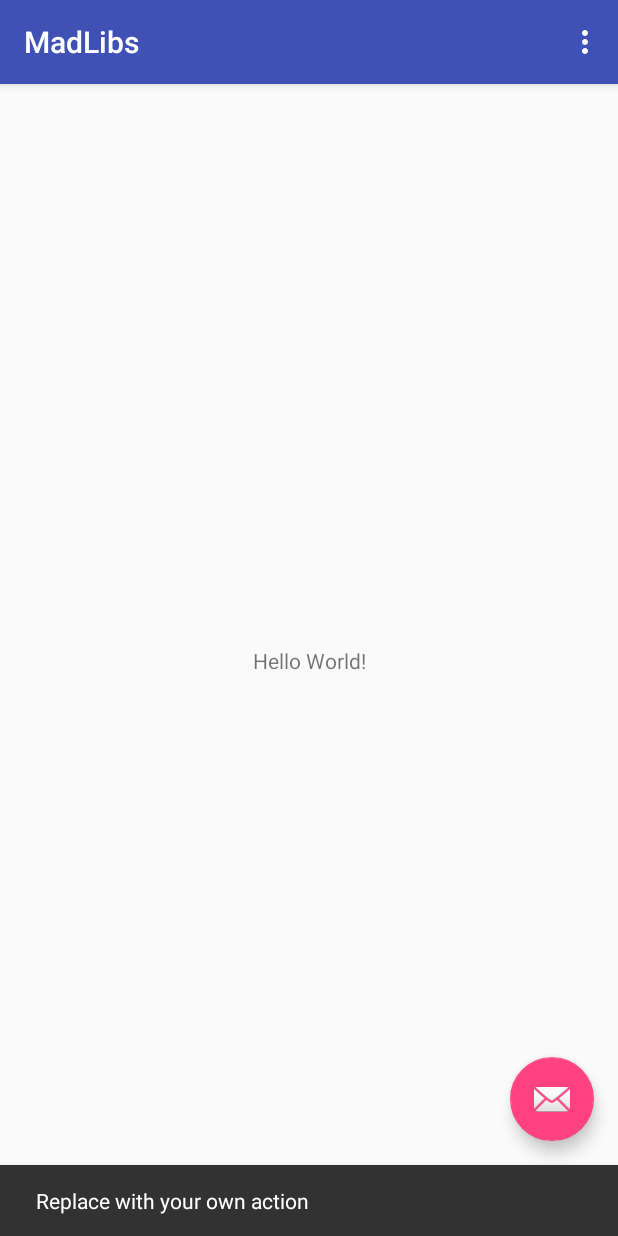
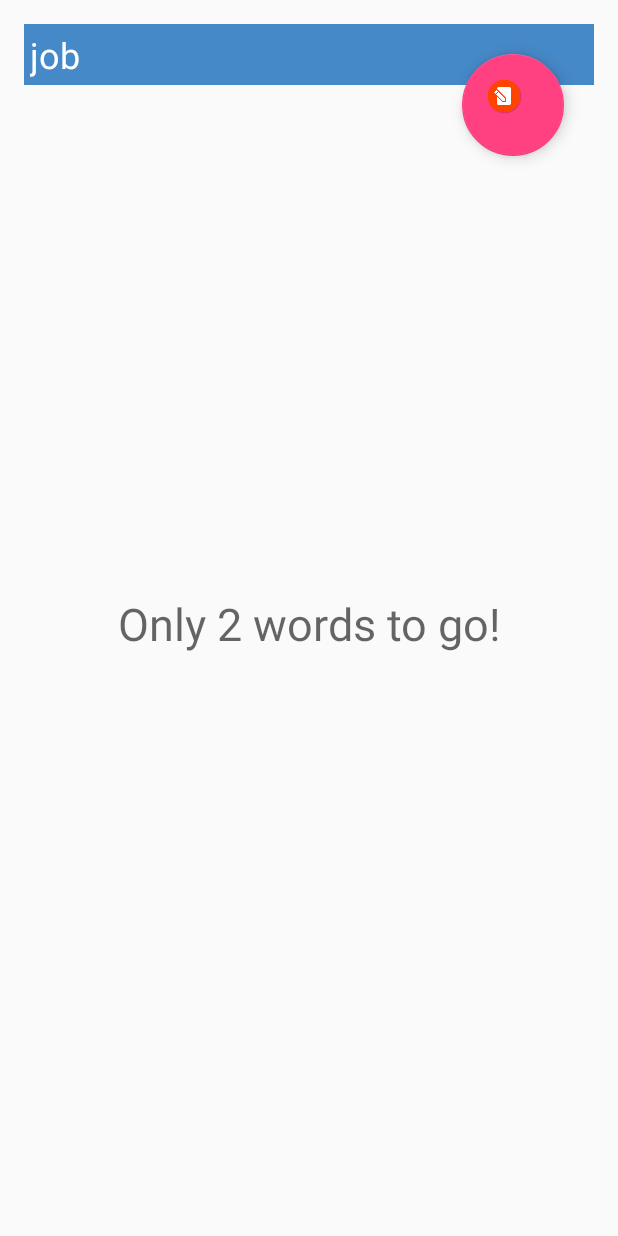
Before and after one commit to taraere/MadLibs, an Android app: the screen it shows after launch (MainActivity before the commit, FillActivity after it), after a tap on an icon or button, on a phone screen of 412 x 824 dp. Run offline under Robolectric (Android 15) with nearby library versions, the phone set to English and light mode, and no system bars.

Commit message:
import data and write story

```diff
--- /dev/null
+++ b/app/src/main/assets/madlib1.txt
@@ -0,0 +1,3 @@
+I wannabe a <job> when I grow up.
+Just like my dad.
+Life is <adjective> like that!
--- /dev/null
+++ b/app/src/main/java/com/elzen/tara/madlibs/FillActivity.java
@@ -0,0 +1,72 @@
+package com.elzen.tara.madlibs;
+
+import android.content.Intent;
+import android.content.res.AssetManager;
+import android.support.v7.app.AppCompatActivity;
+import android.os.Bundle;
+import android.util.Log;
+import android.view.View;
+import android.widget.EditText;
+import android.widget.TextView;
+
+import java.io.IOException;
+import java.io.InputStream;
+import java.util.Random;
+
+
+public class FillActivity extends AppCompatActivity {
+
+    private final static String TAG = "MainActivity";
+    Story story;
+    EditText editText;
+    TextView wordCount;
+    final Random rnd = new Random();
+
+    @Override
+    protected void onCreate(Bundle savedInstanceState) {
+        super.onCreate(savedInstanceState);
+        setContentView(R.layout.activity_fill);
+        editText = findViewById(R.id.edit_text);
+        wordCount = findViewById(R.id.word_count);
+        try {
+            InputStream tale = getAssets().open(fileName());
+            story = new Story(tale);
+
+            TextView countDisplay = findViewById(R.id.word_count);
+            countDisplay.setHint(wordCounter());
+            placeHolder();
+        }
+        catch(IOException e) {
+            Log.e(TAG, e.getMessage());
+        }
+    }
+
+    public void goToNext(View view) {
+            String text = editText.getText().toString();
+            story.fillInPlaceholder(text);
+            story.getNextPlaceholder();
+
+            if (story.isFilledIn()) {
+                Intent intent = new Intent(this, StoryActivity.class);
+                intent.putExtra("received_text", story.toString());
+                startActivity(intent);
+                finish();
+            }
+
+            editText.setText("");
+            wordCount.setText(wordCounter());
+            placeHolder();
+    }
+
+    public void placeHolder() {
+        editText.setHint(story.getNextPlaceholder().toLowerCase());
+    }
+
+    public String wordCounter() {
+        return "Only " + story.getPlaceholderRemainingCount() + " words to go!";
+    }
+
+    public String fileName() {
+        return "madlib" + rnd.nextInt(5) + ".txt";
+    }
+}
--- a/app/src/main/java/com/elzen/tara/madlibs/MainActivity.java
+++ b/app/src/main/java/com/elzen/tara/madlibs/MainActivity.java
@@ -1,5 +1,7 @@
 package com.elzen.tara.madlibs;
 
+import android.content.Context;
+import android.content.Intent;
 import android.os.Bundle;
 import android.support.design.widget.FloatingActionButton;
 import android.support.design.widget.Snackbar;
@@ -15,14 +17,17 @@ public class MainActivity extends AppCompatActivity {
     protected void onCreate(Bundle savedInstanceState) {
         super.onCreate(savedInstanceState);
         setContentView(R.layout.activity_main);
-        Toolbar toolbar = (Toolbar) findViewById(R.id.toolbar);
-        setSupportActionBar(toolbar);
 
         FloatingActionButton fab = (FloatingActionButton) findViewById(R.id.fab);
         fab.setOnClickListener(new View.OnClickListener() {
             @Override
             public void onClick(View view) {
-                Snackbar.make(view, "Replace with your own action", Snackbar.LENGTH_LONG)
+
+                Context context = MainActivity.this;
+                Class destinationActivity = FillActivity.class;
+
+                startActivity(new Intent(context, destinationActivity));
+                Snackbar.make(view, "Start Again!", Snackbar.LENGTH_LONG)
                         .setAction("Action", null).show();
             }
         });
--- /dev/null
+++ b/app/src/main/java/com/elzen/tara/madlibs/Story.java
@@ -0,0 +1,119 @@
+/*
+ * Story.java
+ * Madlibs
+ *
+ * Created by Hella Haanstra on April 15, 2016
+ *
+ * Based on: CS 193A, Marty Stepp
+ *
+ * This class represents a Mad Libs story that comes from a text file.
+ * You can construct it and pass an input stream or Scanner to read the story text.
+ * After constructing it, you can ask it for each placeholder by calling
+ *  getNextPlaceholder, then filling in that placeholder by calling fillInPlaceholder.
+ * To see how many placeholders are left, use the methods
+ *  getPlaceholderRemainingCount and isFilledIn.
+ * You can get the story's text by calling its toString method.
+ * A Story is Serializable, so it can be packed into an Intent as "extra" data.
+ */
+
+// !YOU MAY WANT TO CHANGE THE PACKAGE BELOW SO THAT IT MATCHES YOUR PROJECT'S PACKAGE!
+package com.elzen.tara.madlibs;
+
+import java.io.*;
+import java.util.*;
+
+public class Story implements Serializable {
+    private String text;                 // text of the story
+    private List<String> placeholders;   // list of placeholders to fill in
+    private int filledIn;                // number of placeholders that have been filled in
+    private boolean htmlMode;            // set to true to surround placeholders with <b></b> tags
+
+    {
+        // instance initializer; runs before any constructor
+        text = "";
+        placeholders = new ArrayList<String>();
+        filledIn = 0;
+        htmlMode = false;
+        clear();
+    }
+
+    /** constructs a new Story reading its text from the given input stream */
+    public Story(InputStream stream) {
+        read(stream);
+    }
+
+    /** resets the story back to an empty initial state */
+    public void clear() {
+        text = "";
+        placeholders.clear();
+        filledIn = 0;
+    }
+
+    /** replaces the next unfilled placeholder with the given word */
+    public void fillInPlaceholder(String word) {
+        if (!isFilledIn()) {
+            text = text.replace("<" + filledIn + ">", word);
+            filledIn++;
+        }
+    }
+
+    /** returns the next placeholder such as "adjective",
+     *  or empty string if story is completely filled in already */
+    public String getNextPlaceholder() {
+        if (isFilledIn()) {
+            return "";
+        } else {
+            return placeholders.get(filledIn);
+        }
+    }
+
+    /** returns total number of placeholders in the story */
+    public int getPlaceholderCount() {
+        return placeholders.size();
+    }
+
+    /** returns how many placeholders still need to be filled in */
+    public int getPlaceholderRemainingCount() {
+        return placeholders.size() - filledIn;
+    }
+
+    /** returns true if all placeholders have been filled in */
+    public boolean isFilledIn() {
+        return filledIn >= placeholders.size();
+    }
+
+    /** reads initial story text from the given input stream */
+    public void read(InputStream stream) {
+        read(new Scanner(stream));
+    }
+
+    /** reads initial story text from the given Scanner */
+    private void read(Scanner input) {
+        while (input.hasNext()) {
+            String word = input.next();
+            if (word.startsWith("<") && word.endsWith(">")) {
+                // a placeholder; replace with e.g. "<0>" so I can find/replace it easily later
+                // (make them bold so that they stand out!)
+                if (htmlMode) {
+                    text += " <b><" + placeholders.size() + "></b>";
+                } else {
+                    text += " <" + placeholders.size() + ">";
+                }
+                // "<plural-noun>" becomes "plural noun"
+                String placeholder = word.substring(1, word.length() - 1).replace("-", " ");
+                placeholders.add(placeholder);
+            } else {
+                // a regular word; just concatenate
+                if (!text.isEmpty()) {
+                    text += " ";
+                }
+                text += word;
+            }
+        }
+    }
+
+    /** returns story text */
+    public String toString() {
+        return text;
+    }
+}
--- /dev/null
+++ b/app/src/main/res/layout/activity_fill.xml
@@ -0,0 +1,41 @@
+<?xml version="1.0" encoding="utf-8"?>
+<android.support.design.widget.CoordinatorLayout xmlns:android="http://schemas.android.com/apk/res/android"
+    xmlns:tools="http://schemas.android.com/tools"
+    android:layout_width="match_parent"
+    android:layout_height="match_parent"
+    xmlns:app="http://schemas.android.com/apk/res-auto"
+    android:orientation="vertical"
+    android:padding="16dp"
+    tools:context="com.elzen.tara.madlibs.FillActivity">
+
+    <EditText
+        android:id="@+id/edit_text"
+        android:layout_width="match_parent"
+        android:layout_height="wrap_content"
+        android:background="#4689C8"
+        android:textColorHint="#FFF"
+        android:ems="10"
+        android:inputType="textAutoCorrect"
+        android:padding="4dp"
+        android:textSize="24sp" />
+
+    <TextView
+        android:id="@+id/word_count"
+        android:layout_width="wrap_content"
+        android:layout_height="wrap_content"
+        android:layout_gravity="center"
+        android:textAlignment="center"
+        android:layout_marginTop="8dp"
+        android:textSize="30sp" />
+
+    <android.support.design.widget.FloatingActionButton
+        android:id="@+id/forward"
+        android:layout_width="77dp"
+        android:layout_height="68dp"
+        android:layout_gravity="end"
+        android:layout_margin="20dp"
+        android:maxWidth="30dp"
+        android:onClick="goToNext"
+        app:srcCompat="@drawable/next" />
+
+</android.support.design.widget.CoordinatorLayout>
--- a/app/src/main/res/layout/activity_main.xml
+++ b/app/src/main/res/layout/activity_main.xml
@@ -1,33 +1,34 @@
 <?xml version="1.0" encoding="utf-8"?>
+
 <android.support.design.widget.CoordinatorLayout xmlns:android="http://schemas.android.com/apk/res/android"
     xmlns:app="http://schemas.android.com/apk/res-auto"
     xmlns:tools="http://schemas.android.com/tools"
     android:layout_width="match_parent"
     android:layout_height="match_parent"
+    android:background="#FFF"
     tools:context="com.elzen.tara.madlibs.MainActivity">
+
+    <android.support.design.widget.FloatingActionButton
+        android:id="@+id/fab"
+        android:layout_width="75dp"
+        android:layout_height="70dp"
+        android:layout_gravity="bottom|end"
+        android:maxWidth="30dp"
+        android:layout_margin="@dimen/fab_margin"
+        app:srcCompat="@drawable/startbutton" />
 
     <android.support.design.widget.AppBarLayout
         android:layout_width="match_parent"
         android:layout_height="wrap_content"
         android:theme="@style/AppTheme.AppBarOverlay">
 
-        <android.support.v7.widget.Toolbar
-            android:id="@+id/toolbar"
-            android:layout_width="match_parent"
-            android:layout_height="?attr/actionBarSize"
-            android:background="?attr/colorPrimary"
-            app:popupTheme="@style/AppTheme.PopupOverlay" />
-
     </android.support.design.widget.AppBarLayout>
 
-    <include layout="@layout/content_main" />
-
-    <android.support.design.widget.FloatingActionButton
-        android:id="@+id/fab"
-        android:layout_width="wrap_content"
+    <ImageView
+        android:id="@+id/imageView"
+        android:layout_width="match_parent"
         android:layout_height="wrap_content"
-        android:layout_gravity="bottom|end"
         android:layout_margin="@dimen/fab_margin"
-        app:srcCompat="@android:drawable/ic_dialog_email" />
+        app:srcCompat="@drawable/madlibs" />
 
 </android.support.design.widget.CoordinatorLayout>
--- a/app/src/main/res/layout/content_main.xml
+++ /dev/null
@@ -1,20 +0,0 @@
-<?xml version="1.0" encoding="utf-8"?>
-<android.support.constraint.ConstraintLayout xmlns:android="http://schemas.android.com/apk/res/android"
-    xmlns:app="http://schemas.android.com/apk/res-auto"
-    xmlns:tools="http://schemas.android.com/tools"
-    android:layout_width="match_parent"
-    android:layout_height="match_parent"
-    app:layout_behavior="@string/appbar_scrolling_view_behavior"
-    tools:context="com.elzen.tara.madlibs.MainActivity"
-    tools:showIn="@layout/activity_main">
-
-    <TextView
-        android:layout_width="wrap_content"
-        android:layout_height="wrap_content"
-        android:text="Hello World!"
-        app:layout_constraintBottom_toBottomOf="parent"
-        app:layout_constraintLeft_toLeftOf="parent"
-        app:layout_constraintRight_toRightOf="parent"
-        app:layout_constraintTop_toTopOf="parent" />
-
-</android.support.constraint.ConstraintLayout>
--- a/app/src/main/res/values/strings.xml
+++ b/app/src/main/res/values/strings.xml
@@ -1,4 +1,8 @@
 <resources>
-    <string name="app_name">MadLibs</string>
+    <string name="app_name">Mad Libs</string>
+    <string name="app_title">Mad Libraries</string>
+    <string name="title_activity_fill">Fill in the words</string>
+    <string name="title_activity_story">Your Mad Story \n Is Here!</string>
     <string name="action_settings">Settings</string>
+    <string name="madlib0"></string>
 </resources>
--- a/build.gradle
+++ b/build.gradle
@@ -7,7 +7,7 @@ buildscript {
         jcenter()
     }
     dependencies {
-        classpath 'com.android.tools.build:gradle:3.0.0-beta7'
+        classpath 'com.android.tools.build:gradle:3.1.0-alpha02'
 
 
         // NOTE: Do not place your application dependencies here; they belong
```
Also changed, not shown: app/src/main/AndroidManifest.xml (+13 -0 lines), app/src/main/assets/madlib0.txt (added, +12 -0 lines), app/src/main/assets/madlib2.txt (added, +11 -0 lines), app/src/main/assets/madlib3.txt (added, +17 -0 lines), app/src/main/assets/madlib4.txt (added, +10 -0 lines), app/src/main/java/com/elzen/tara/madlibs/StoryActivity.java (added, +26 -0 lines), app/src/main/res/layout/activity_story.xml (added, +43 -0 lines), app/src/main/res/drawable/forward.png (added), app/src/main/res/drawable/madlibs.png (added), app/src/main/res/drawable/next.png (added), app/src/main/res/drawable/startbutton.png (added).
